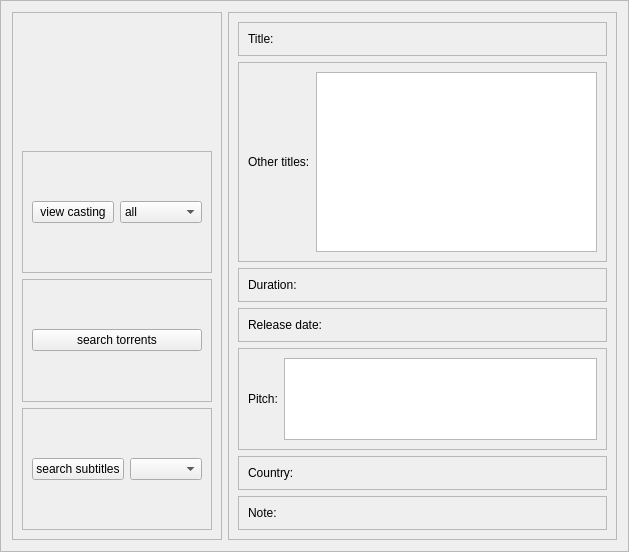
The window that weboob/applications/qcineoob/ui/movie.ui (laurentb/weboob) describes before a commit, drawn with Qt 5.
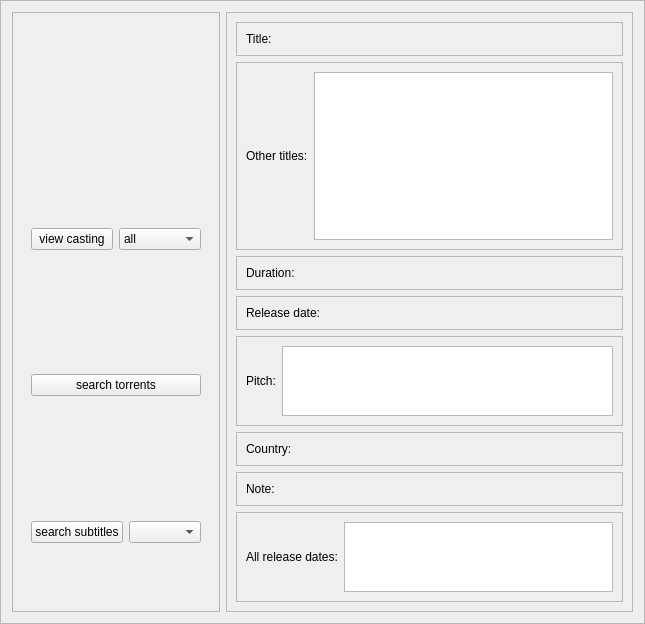
The same window after the commit.

Commit message: [qcineoob] movie releases and person biography integrated

The edit to the form file:
```diff
--- a/weboob/applications/qcineoob/ui/movie.ui
+++ b/weboob/applications/qcineoob/ui/movie.ui
@@ -6,7 +6,7 @@
    <rect>
     <x>0</x>
     <y>0</y>
-    <width>629</width>
+    <width>645</width>
     <height>552</height>
    </rect>
   </property>
@@ -57,7 +57,7 @@
       <item>
        <widget class="QFrame" name="frame_10">
         <property name="frameShape">
-         <enum>QFrame::StyledPanel</enum>
+         <enum>QFrame::NoFrame</enum>
         </property>
         <property name="frameShadow">
          <enum>QFrame::Raised</enum>
@@ -95,7 +95,7 @@
       <item>
        <widget class="QFrame" name="frame_12">
         <property name="frameShape">
-         <enum>QFrame::StyledPanel</enum>
+         <enum>QFrame::NoFrame</enum>
         </property>
         <property name="frameShadow">
          <enum>QFrame::Raised</enum>
@@ -114,7 +114,7 @@
       <item>
        <widget class="QFrame" name="frame_11">
         <property name="frameShape">
-         <enum>QFrame::StyledPanel</enum>
+         <enum>QFrame::NoFrame</enum>
         </property>
         <property name="frameShadow">
          <enum>QFrame::Raised</enum>
@@ -379,6 +379,38 @@
         </layout>
        </widget>
       </item>
+      <item>
+       <widget class="QFrame" name="frame_13">
+        <property name="maximumSize">
+         <size>
+          <width>16777215</width>
+          <height>200</height>
+         </size>
+        </property>
+        <property name="frameShape">
+         <enum>QFrame::StyledPanel</enum>
+        </property>
+        <property name="frameShadow">
+         <enum>QFrame::Raised</enum>
+        </property>
+        <layout class="QHBoxLayout" name="horizontalLayout_12">
+         <item>
+          <widget class="QLabel" name="label_8">
+           <property name="text">
+            <string>All release dates:</string>
+           </property>
+          </widget>
+         </item>
+         <item>
+          <widget class="QTextEdit" name="allReleasesPlain">
+           <property name="textInteractionFlags">
+            <set>Qt::TextSelectableByKeyboard|Qt::TextSelectableByMouse</set>
+           </property>
+          </widget>
+         </item>
+        </layout>
+       </widget>
+      </item>
      </layout>
     </widget>
    </item>
```
Left out of the diff: 12 changed lines with no effect on the pictures. The commit also changes 6 other files.
